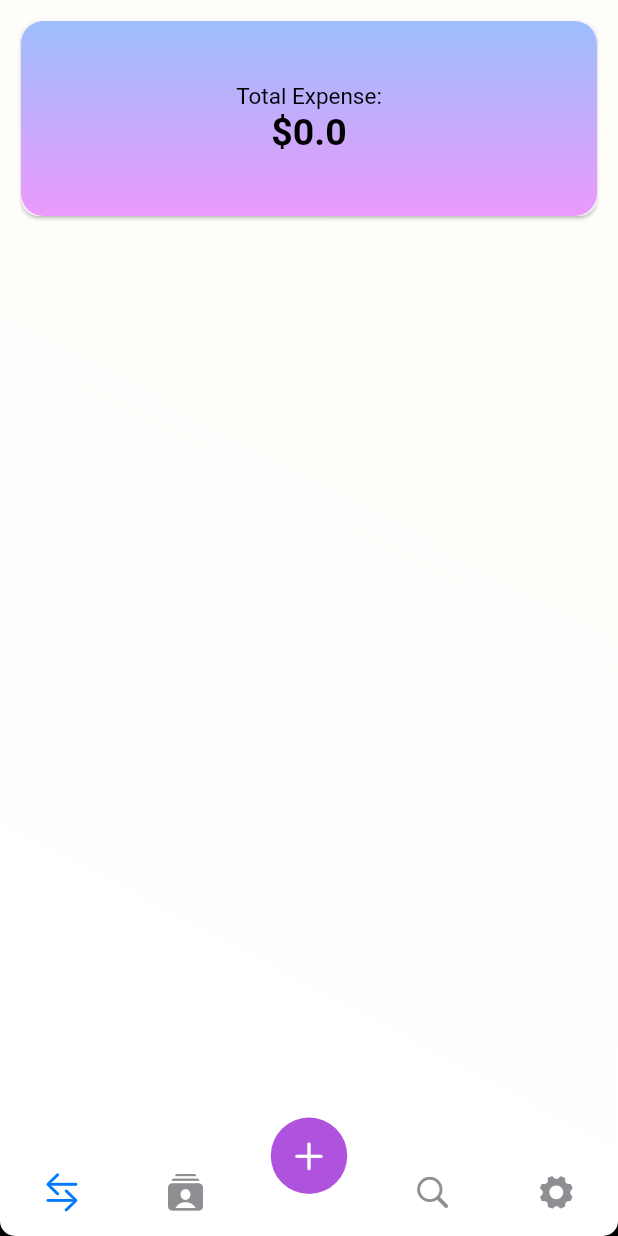
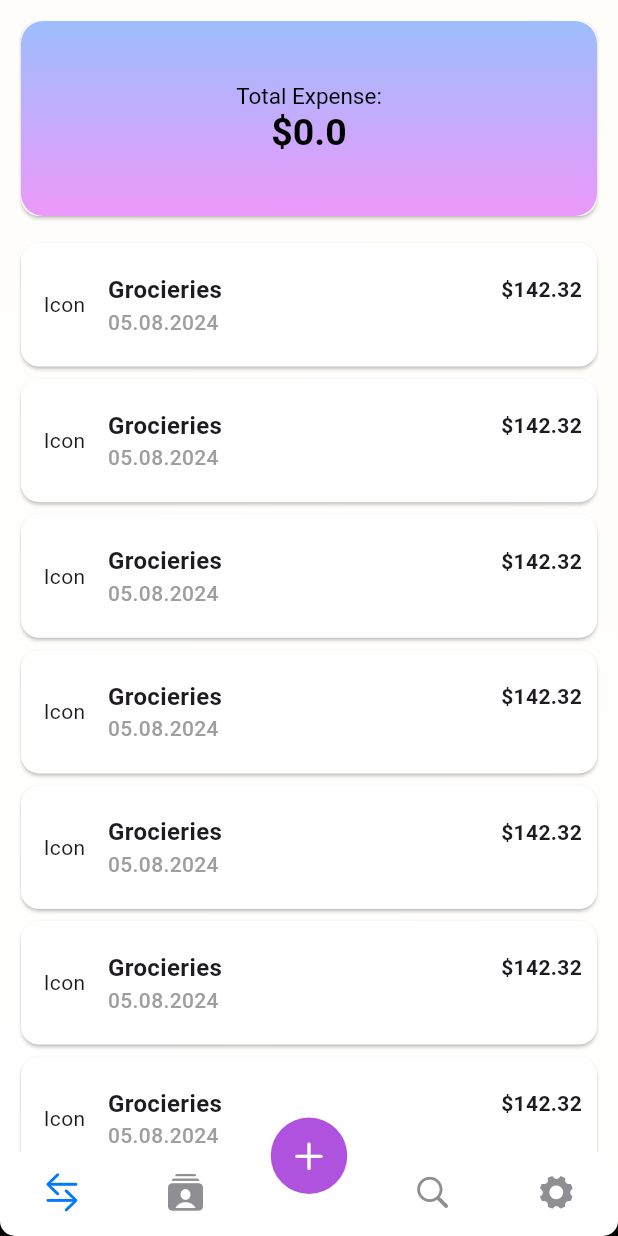
Before and after one commit to DusanCojic/PocketPal, a Flutter app: the screen it shows after launch, on a phone screen of 412 x 824 dp. Run offline on Flutter 3.47's test engine with Material 3 defaults, Android fonts, the light colour scheme and no system bars; drawn by our look-alikes of persistent_bottom_nav_bar; our stand-ins replace hive, hive_flutter; accounts and stored records are empty; generated files the repository leaves out were written again.

Commit message:
feat: expense card

```diff
--- a/lib/screens/expense_screen.dart
+++ b/lib/screens/expense_screen.dart
@@ -1,5 +1,8 @@
 import 'package:flutter/material.dart';
+import 'package:pocket_pal/model/expense.dart';
 import 'package:pocket_pal/widgets/expense_card.dart';
+import 'package:pocket_pal/widgets/expense_list.dart';
+import 'package:pocket_pal/widgets/total_expense_card.dart';
 
 class ExpenseScreen extends StatefulWidget {
   const ExpenseScreen({super.key});
@@ -23,9 +26,10 @@ class _ExpenseScreenState extends State<ExpenseScreen> {
             ],
           ),
         ),
-        child: const Column(
-          children: [
-            ExpenseCard(),
+        child: ListView(
+          children: const [
+            TotalExpenseCard(),
+            ExpenseList(),
           ],
         ),
       ),
--- a/lib/widgets/expense_card.dart
+++ b/lib/widgets/expense_card.dart
@@ -1,7 +1,4 @@
 import 'package:flutter/material.dart';
-import 'package:pocket_pal/util/time_period.dart';
-
-import '../service/manager_service.dart';
 
 class ExpenseCard extends StatefulWidget {
   const ExpenseCard({super.key});
@@ -13,58 +10,59 @@ class ExpenseCard extends StatefulWidget {
 class _ExpenseCardState extends State<ExpenseCard> {
   @override
   Widget build(BuildContext context) {
-    return Container(
-      padding: const EdgeInsets.all(10),
+    return Padding(
+      padding: const EdgeInsets.symmetric(horizontal: 10.0),
       child: Card(
-        child: Container(
-          height: 130,
-          decoration: BoxDecoration(
-            gradient: LinearGradient(
-              begin: Alignment.topCenter,
-              end: Alignment.bottomCenter,
-              colors: [
-                Colors.blueAccent.withOpacity(0.5),
-                Colors.purpleAccent.withOpacity(0.5),
-              ],
+        color: const Color.fromRGBO(255, 255, 255, 1.0),
+        child: SizedBox(
+          width: MediaQuery.of(context).size.width,
+          height: MediaQuery.of(context).size.height / 10,
+          child: const Row(
+            children: [
+              Padding(
+                padding: EdgeInsets.symmetric(horizontal: 15.0),
+                child: Text("Icon"),
               ),
-            borderRadius: BorderRadius.circular(15),
+              Expanded(
+                child: Column(
+                  crossAxisAlignment: CrossAxisAlignment.start,
+                  mainAxisAlignment: MainAxisAlignment.center,
+                  children: [
+                    Row(
+                      mainAxisAlignment: MainAxisAlignment.spaceBetween,
+                      children: [
+                        Text(
+                          "Grocieries",
+                          style: TextStyle(
+                            fontSize: 16.0,
+                            fontWeight: FontWeight.w600,
                           ),
-          child: Center(
-            child: FutureBuilder<double>(
-              future: getTotalExpenses(),
-              builder: (BuildContext context, AsyncSnapshot<double> snapshot) {
-                return RichText(
-                  textAlign: TextAlign.center,
-                  text: TextSpan(
-                    style: const TextStyle(
-                      color: Colors.black,
-                      fontFamily: 'Roboto',
-                      fontSize: 15.0,
                         ),
-                    children: [
-                      const TextSpan(text: 'Total Expense:\n'),
-                      TextSpan(
-                        text: '\$${snapshot.data.toString()}',
-                        style: const TextStyle(
-                          fontSize: 25.0,
-                          fontWeight: FontWeight.bold,
+                        Padding(
+                          padding: EdgeInsets.only(right: 10.0),
+                          child: Text(
+                            "\$142.32",
+                            style: TextStyle(
+                              fontWeight: FontWeight.w600,
+                            ),
                           ),
                         ),
                       ],
                     ),
-                );
-              },
+                    Text(
+                      "05.08.2024",
+                      style: TextStyle(
+                        fontWeight: FontWeight.w500,
+                        color: Colors.grey,
                       ),
+                    ),
+                  ],
+                ),
+              ),
+            ],
           ),
         ),
       ),
     );
   }
-
-  Future<double> getTotalExpenses() async {
-    return await ManagerService()
-        .service
-        .getExpenseService()
-        .getTotalExpense(period: TimePeriod.today);
 }
-}
--- /dev/null
+++ b/lib/widgets/expense_list.dart
@@ -0,0 +1,19 @@
+import 'package:flutter/material.dart';
+import 'package:pocket_pal/widgets/expense_card.dart';
+
+class ExpenseList extends StatelessWidget {
+  const ExpenseList({super.key});
+
+  @override
+  Widget build(BuildContext context) {
+    return Expanded(
+      child: ListView.builder(
+        shrinkWrap: true,
+        itemCount: 50,
+        itemBuilder: (BuildContext context, int index) {
+          return const ExpenseCard();
+        },
+      ),
+    );
+  }
+}
--- /dev/null
+++ b/lib/widgets/total_expense_card.dart
@@ -0,0 +1,70 @@
+import 'package:flutter/material.dart';
+import 'package:pocket_pal/util/time_period.dart';
+
+import '../service/manager_service.dart';
+
+class TotalExpenseCard extends StatefulWidget {
+  const TotalExpenseCard({super.key});
+
+  @override
+  State<TotalExpenseCard> createState() => _TotalExpenseCardState();
+}
+
+class _TotalExpenseCardState extends State<TotalExpenseCard> {
+  @override
+  Widget build(BuildContext context) {
+    return Container(
+      padding: const EdgeInsets.all(10),
+      child: Card(
+        child: Container(
+          height: 130,
+          decoration: BoxDecoration(
+            gradient: LinearGradient(
+              begin: Alignment.topCenter,
+              end: Alignment.bottomCenter,
+              colors: [
+                Colors.blueAccent.withOpacity(0.5),
+                Colors.purpleAccent.withOpacity(0.5),
+              ],
+            ),
+            borderRadius: BorderRadius.circular(15),
+          ),
+          child: Center(
+            child: FutureBuilder<double>(
+              future: getTotalExpenses(),
+              builder: (BuildContext context, AsyncSnapshot<double> snapshot) {
+                return RichText(
+                  textAlign: TextAlign.center,
+                  text: TextSpan(
+                    style: const TextStyle(
+                      color: Colors.black,
+                      fontFamily: 'Roboto',
+                      fontSize: 15.0,
+                    ),
+                    children: [
+                      const TextSpan(text: 'Total Expense:\n'),
+                      TextSpan(
+                        text: '\$${snapshot.data.toString()}',
+                        style: const TextStyle(
+                          fontSize: 25.0,
+                          fontWeight: FontWeight.bold,
+                        ),
+                      ),
+                    ],
+                  ),
+                );
+              },
+            ),
+          ),
+        ),
+      ),
+    );
+  }
+
+  Future<double> getTotalExpenses() async {
+    return await ManagerService()
+        .service
+        .getExpenseService()
+        .getTotalExpense(period: TimePeriod.today);
+  }
+}
```
Also changed, not shown: lib/screens/add_screen.dart (+5 -10 lines), lib/widgets/add_expense.dart (+135 -85 lines). Lines whose indentation alone changed are shown as unchanged.
